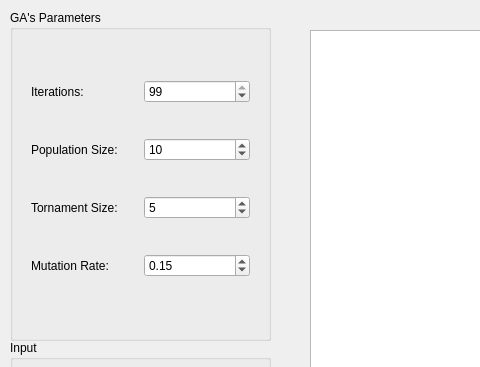
This is ui.ui in ITE-5th/genetic-tsp as Qt 5 draws it before an edit; both pictures show x 0 to 480 and y 0 to 367 of the 902 by 561 pixel window. The edited form follows.
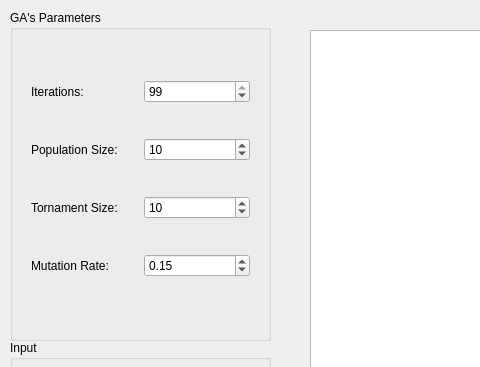
This is the edited form. Custom widgets are drawn as their Qt base class.

Patch:
```diff
--- a/ui.ui
+++ b/ui.ui
@@ -84,7 +84,7 @@
                                 <item>
                                     <widget class="QSpinBox" name="tournamentSizeSpinBox">
                                         <property name="value">
-                                            <number>5</number>
+                                            <number>10</number>
                                         </property>
                                     </widget>
                                 </item>
```
